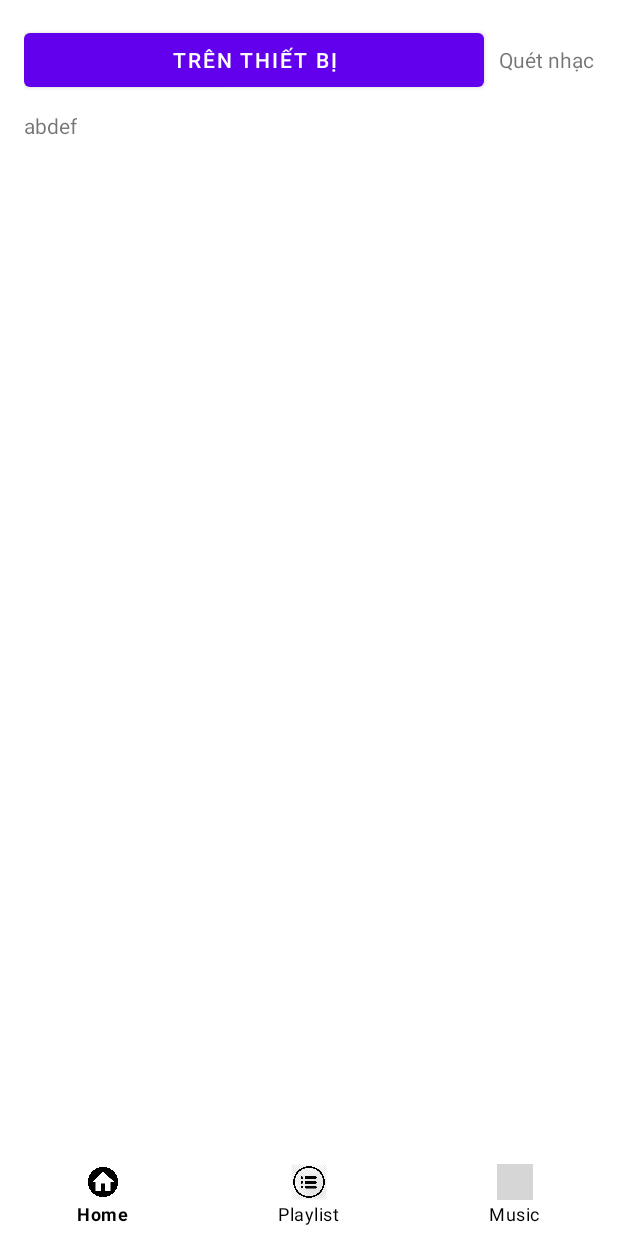
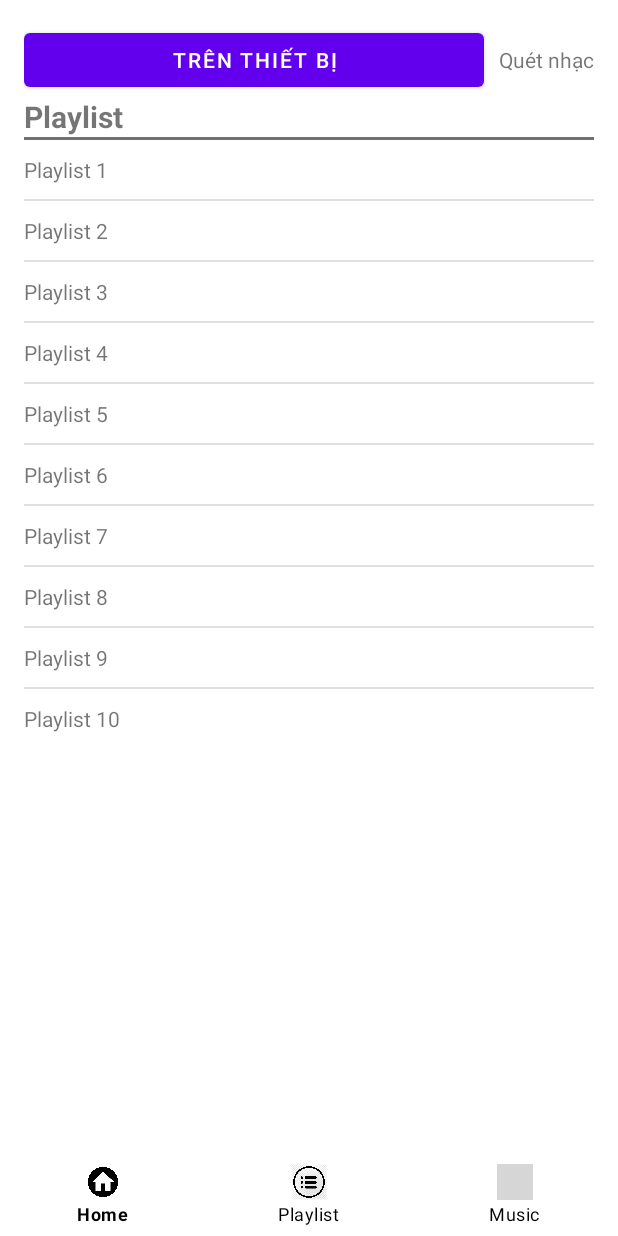
Before and after one commit to TungX/english-practice-listen, an Android app: the screen it shows after launch (MainActivity), on a phone screen of 412 x 824 dp. Run offline under Robolectric (Android 15) with nearby library versions, the phone set to English and light mode, and no system bars; grey boxes are pictures that could not be loaded.

Commit message:
add list music

```diff
--- a/app/src/main/java/vn/yinx/listenenglish/MainActivity.java
+++ b/app/src/main/java/vn/yinx/listenenglish/MainActivity.java
@@ -40,28 +40,15 @@ public class MainActivity extends AppCompatActivity {
         }
 
         DatabaseHelper.init(this.getBaseContext());
-//        Config config = new Config();
-//        try {
-//            ArrayList<Config> configs = config.getAll();
-//            configs.add(config);
-//            Stores.config = configs.get(0);
-//        } catch (Exception e) {
-//            Stores.config = config;
-//        }
-//        if (Stores.config.getId() == -1) {
-//            try {
-//                long id = Stores.config.create();
-//                Stores.config.setId(id);
-//            } catch (Exception e) {
-//
-//            }
-//        }
+
         Playlist playlist = new Playlist();
         try {
             Stores.playlists = playlist.getAll();
-            Playlist p1 = new Playlist();
-            p1.setName("abdef");
-            Stores.playlists.add(p1);
+            for (int i = 0; i < 10; i++) {
+                Playlist p1 = new Playlist();
+                p1.setName("Playlist " + (i + 1));
+                Stores.playlists.add(p1);
+            }
         } catch (Exception e) {
             e.printStackTrace();
         }
@@ -69,13 +56,11 @@ public class MainActivity extends AppCompatActivity {
         FolderMusic folderMusic = new FolderMusic();
         try {
             Stores.folderMusics = folderMusic.getAll();
-            FolderMusic fm = new FolderMusic();
-            fm.setName("Music 1");
-            Stores.folderMusics.add(fm);
-
-            FolderMusic fm2 = new FolderMusic();
-            fm2.setName("Music 2");
-            Stores.folderMusics.add(fm2);
+            for (int i = 0; i < 10; i++) {
+                FolderMusic fm = new FolderMusic();
+                fm.setName("Music " + (i + 1));
+                Stores.folderMusics.add(fm);
+            }
         } catch (Exception e) {
             e.printStackTrace();
         }
--- a/app/src/main/res/layout/fragment_home.xml
+++ b/app/src/main/res/layout/fragment_home.xml
@@ -33,17 +33,45 @@
         <LinearLayout
             android:id="@+id/folder_area"
             android:layout_width="match_parent"
-            android:layout_height="wrap_content"
-            android:visibility="gone">
+            android:layout_height="1dp"
+            android:layout_weight="1"
+            android:visibility="gone"
+            android:layout_marginBottom="20dp"
+            android:orientation="vertical">
+            <TextView
+                android:layout_width="match_parent"
+                android:layout_height="wrap_content"
+                android:text="@string/folders"
+                android:textSize="20dp"
+                android:textStyle="bold"/>
+            <View
+                android:layout_width="match_parent"
+                android:layout_height="2dp"
+                android:background="@color/colorGray" />
+
             <ListView
                 android:id="@+id/folders"
                 android:layout_width="match_parent"
                 android:layout_height="wrap_content"/>
+
         </LinearLayout>
 
         <LinearLayout
             android:layout_width="match_parent"
-            android:layout_height="wrap_content">
+            android:layout_height="1dp"
+            android:layout_weight="1"
+            android:orientation="vertical"
+            >
+            <TextView
+                android:layout_width="match_parent"
+                android:layout_height="wrap_content"
+                android:text="@string/Playlist"
+                android:textSize="20dp"
+                android:textStyle="bold"/>
+            <View
+                android:layout_width="match_parent"
+                android:layout_height="2dp"
+                android:background="@color/colorGray" />
             <ListView
                 android:id="@+id/playlists"
                 android:layout_width="match_parent"
--- a/app/src/main/res/values/colors.xml
+++ b/app/src/main/res/values/colors.xml
@@ -8,4 +8,5 @@
     <color name="black">#FF000000</color>
     <color name="white">#FFFFFFFF</color>
     <color name="orange">#FF8C00</color>
+    <color name="colorGray">#707070</color>
 </resources>
--- a/app/src/main/res/values/strings.xml
+++ b/app/src/main/res/values/strings.xml
@@ -9,4 +9,7 @@
 
     <string name="hello_first_fragment">Hello first fragment</string>
     <string name="hello_second_fragment">Hello second fragment. Arg: %1$s</string>
+
+    <string name="Playlist">Playlist</string>
+    <string name="folders">Folders</string>
 </resources>
```
Also changed, not shown: app/src/main/java/vn/yinx/listenenglish/adapter/FolderAdapter.java (+15 -0 lines), app/src/main/java/vn/yinx/listenenglish/entity/ListMusic.java (added, +24 -0 lines).
